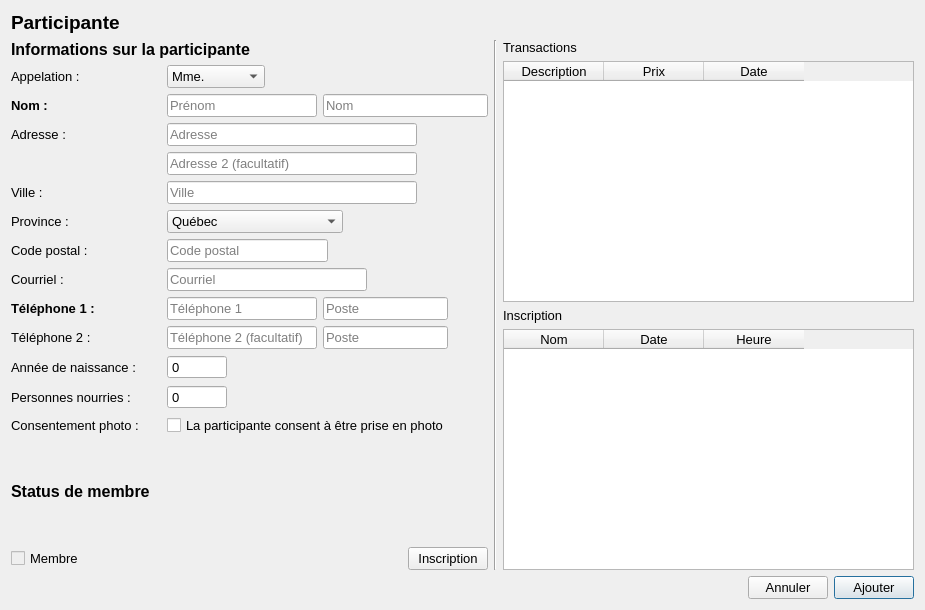
This is guide/interface/ui/ui_participante.ui in samueldrouin/PyGuide as Qt 5 draws it before an edit. The edited form follows.
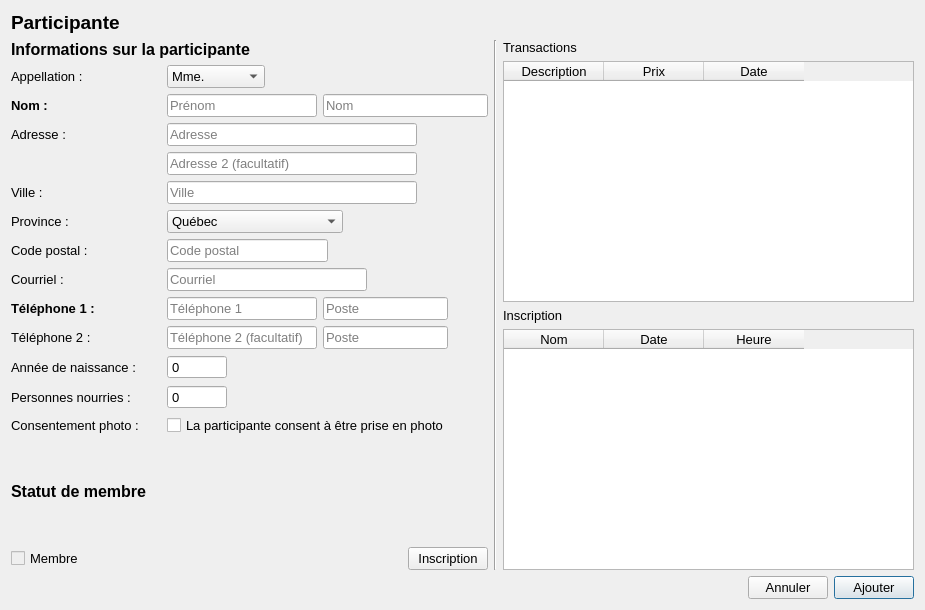
This is the edited form.

The edit to the form file:
```diff
--- a/guide/interface/ui/ui_participante.ui
+++ b/guide/interface/ui/ui_participante.ui
@@ -89,7 +89,7 @@
               </size>
              </property>
              <property name="text">
-              <string>Appelation : </string>
+              <string>Appellation : </string>
              </property>
             </widget>
            </item>
@@ -809,7 +809,7 @@
             </font>
            </property>
            <property name="text">
-            <string>Status de membre</string>
+            <string>Statut de membre</string>
            </property>
           </widget>
          </item>
```
